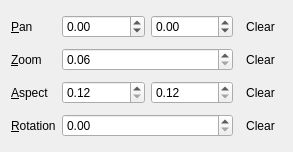
Above: transformwidget.ui from not-surt/SimPix before the change. Below: the same form after it.
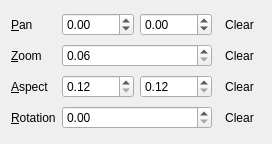
That is the form after the change. Icons and pictures are not drawn.

```diff
--- a/transformwidget.ui
+++ b/transformwidget.ui
@@ -6,8 +6,8 @@
    <rect>
     <x>0</x>
     <y>0</y>
-    <width>293</width>
-    <height>152</height>
+    <width>272</width>
+    <height>144</height>
    </rect>
   </property>
   <property name="sizePolicy">
@@ -42,7 +42,7 @@
       <bool>true</bool>
      </property>
      <property name="sizePolicy">
-      <sizepolicy hsizetype="Minimum" vsizetype="Fixed">
+      <sizepolicy hsizetype="Ignored" vsizetype="Fixed">
        <horstretch>0</horstretch>
        <verstretch>0</verstretch>
       </sizepolicy>
@@ -195,7 +195,7 @@
       <bool>true</bool>
      </property>
      <property name="sizePolicy">
-      <sizepolicy hsizetype="Minimum" vsizetype="Fixed">
+      <sizepolicy hsizetype="Ignored" vsizetype="Fixed">
        <horstretch>0</horstretch>
        <verstretch>0</verstretch>
       </sizepolicy>
@@ -223,7 +223,7 @@
       <bool>true</bool>
      </property>
      <property name="sizePolicy">
-      <sizepolicy hsizetype="Minimum" vsizetype="Fixed">
+      <sizepolicy hsizetype="Ignored" vsizetype="Fixed">
        <horstretch>0</horstretch>
        <verstretch>0</verstretch>
       </sizepolicy>
@@ -300,7 +300,7 @@
       <bool>true</bool>
      </property>
      <property name="sizePolicy">
-      <sizepolicy hsizetype="Minimum" vsizetype="Fixed">
+      <sizepolicy hsizetype="Ignored" vsizetype="Fixed">
        <horstretch>0</horstretch>
        <verstretch>0</verstretch>
       </sizepolicy>
@@ -328,7 +328,7 @@
       <bool>true</bool>
      </property>
      <property name="sizePolicy">
-      <sizepolicy hsizetype="Minimum" vsizetype="Fixed">
+      <sizepolicy hsizetype="Ignored" vsizetype="Fixed">
        <horstretch>0</horstretch>
        <verstretch>0</verstretch>
       </sizepolicy>
@@ -359,7 +359,7 @@
       <bool>true</bool>
      </property>
      <property name="sizePolicy">
-      <sizepolicy hsizetype="Minimum" vsizetype="Fixed">
+      <sizepolicy hsizetype="Ignored" vsizetype="Fixed">
        <horstretch>0</horstretch>
        <verstretch>0</verstretch>
       </sizepolicy>
```
